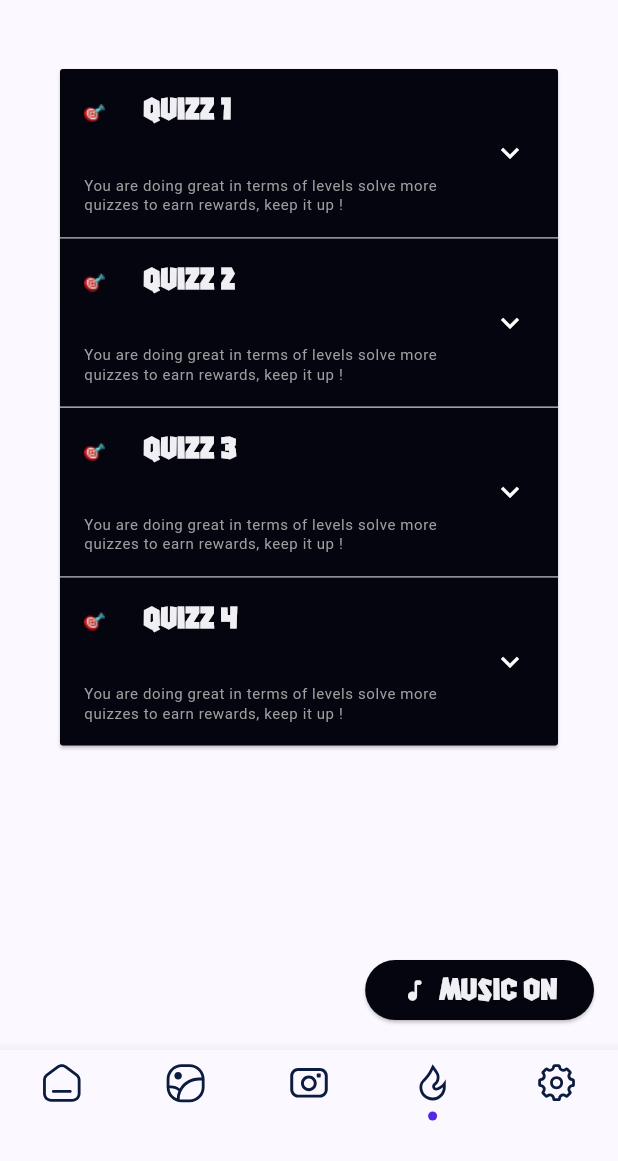
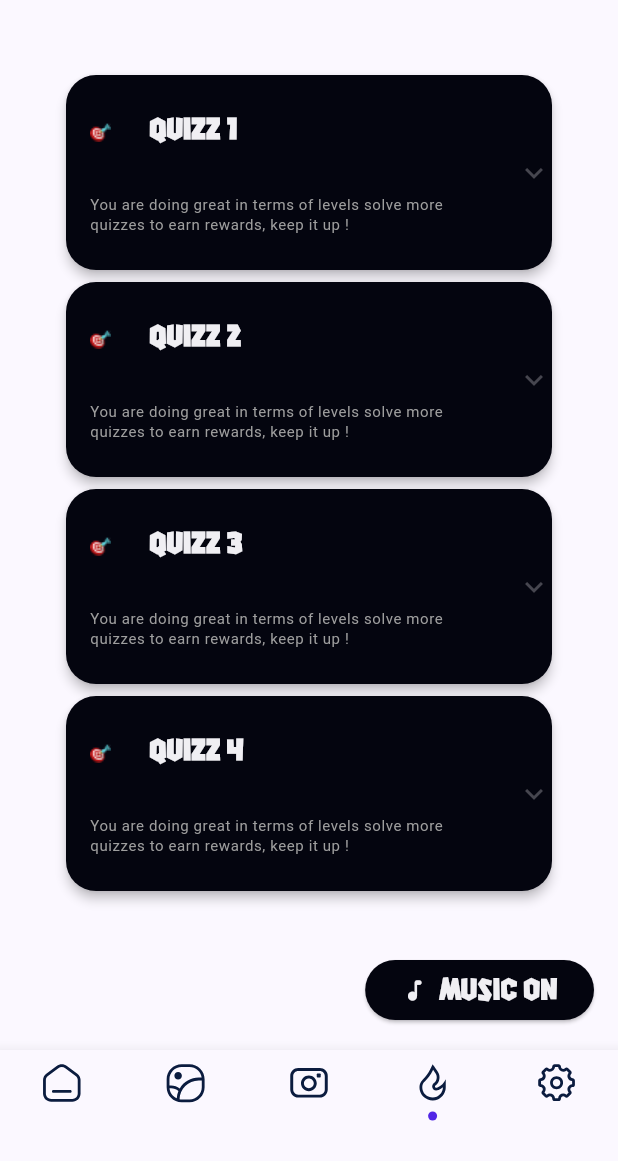
Before and after one commit to fatimaBenazzou/bastion23, a Flutter app: the screen it shows after launch, item 4 of the bottom bar chosen, on a phone screen of 412 x 824 dp, the part 75-1236 px from its top. Run offline on Flutter 3.47's test engine with Material 3 defaults, Android fonts, the phone set to English and light mode, and no system bars; our stand-ins replace assets_audio_player, camera, flutter_svg, gallery_saver, permission_handler; missing offline and left inert: qr_code_scanner; Roboto replaces fonts that are missing (Poppins).

Commit message:
quizzes ui

```diff
--- a/lib/Screens/quizzes_screen.dart
+++ b/lib/Screens/quizzes_screen.dart
@@ -17,21 +17,20 @@ class _QuizzesScreenState extends State<QuizzesScreen> {
   Widget build(BuildContext context) {
     return Container(
       margin: const EdgeInsets.all(40),
-      child: SingleChildScrollView(
-        child: Container(
-          decoration: BoxDecoration(
-            borderRadius: BorderRadius.circular(30),
+      child: ListView(
+        children: questions
+            .map((QuizQuestion qst) => Card(
+
+                  color: ThemeConfig.primaryColor,
+                  shape: RoundedRectangleBorder(
+                    borderRadius: BorderRadius.circular(20),
                   ),
-          child: ExpansionPanelList.radio(
-            elevation: 1,
-            expandIconColor: Colors.white,
-            expandedHeaderPadding: const EdgeInsets.all(0),
-            children: questions.map((QuizQuestion qst) {
-              return ExpansionPanelRadio(
-                backgroundColor: ThemeConfig.primaryColor,
-                value: qst.id,
-                headerBuilder: (BuildContext context, bool isExpanded) {
-                  return Column(
+                  elevation: 3,
+                  // margin: const EdgeInsets.only(bottom: 20),
+                  child: ExpansionTile(
+                    iconColor: ThemeConfig.buttonColor,
+                    tilePadding: const EdgeInsets.all(0),
+                    title: Column(
                       children: [
                         ListTile(
                           leading: Image.asset('assets/images/quizz.png'),
@@ -53,28 +52,32 @@ class _QuizzesScreenState extends State<QuizzesScreen> {
                           ),
                         ),
                       ],
-                  );
-                },
-                body: Container(
-                  decoration: const BoxDecoration(
-                    borderRadius: BorderRadius.only(
-                        bottomLeft: Radius.circular(30),
-                        bottomRight: Radius.circular(30)),
-                    color: ThemeConfig.backgroundColor,
                     ),
-                  padding:
-                      const EdgeInsets.symmetric(horizontal: 24, vertical: 16),
+                    children: [
+                      Container(
+                        decoration: BoxDecoration(
+                          borderRadius: BorderRadius.only(bottomRight: Radius.circular(20), bottomLeft: Radius.circular(20)),
+                          color: ThemeConfig.backgroundColor
+                        ),
+                        child: Padding(
+                          padding: const EdgeInsets.all(16.0),
                           child: Column(
                             crossAxisAlignment: CrossAxisAlignment.start,
                             children: [
                               Text(
                                 qst.title,
+                                style: const TextStyle(
+                                  fontWeight: FontWeight.bold,
+                                  fontSize: 18,
                                 ),
+                              ),
+                              const SizedBox(height: 10),
                               Text(
                                 qst.question,
+                                style: const TextStyle(fontSize: 16),
                               ),
-                      const SizedBox(height: 30),
-                      ...qst.shuffledAnswers.map((answer) {
+                              const SizedBox(height: 20),
+                              ...qst.answers.map((answer) {
                                 return SizedBox(
                                   width: double.infinity,
                                   child: ElevatedButton(
@@ -95,11 +98,83 @@ class _QuizzesScreenState extends State<QuizzesScreen> {
                             ],
                           ),
                         ),
-              );
-            }).toList(),
                       ),
+                    ],
                   ),
+                ))
+            .toList(),
       ),
     );
   }
 }
+//  ...questions.map((QuizQuestion qst) =>
+//                  ExpansionPanelRadio(
+//                   backgroundColor: ThemeConfig.primaryColor,
+//                   value: qst.id,
+//                   headerBuilder: (BuildContext context, bool isExpanded) {
+//                     return Column(
+//                       children: [
+//                         ListTile(
+//                                                     leading: Image.asset('assets/images/quizz.png'),
+//                           title: Text(
+//                             'Quizz ${qst.id}',
+//                             style: ThemeConfig.caption.copyWith(
+//                               color: ThemeConfig.buttonColor,
+//                             ),
+//                           ),
+//                         ),
+//                         ListTile(
+//                           title: Text(
+//                             'You are doing great in terms of levels solve more quizzes to earn rewards, keep it up !',
+//                             style:
+//                                 Theme.of(context).textTheme.bodySmall!.copyWith(
+//                                       color: Colors.grey,
+//                                       fontSize: 10,
+//                                     ),
+//                           ),
+//                         ),
+//                       ],
+//                     );
+//                   },
+//                   body: Container(
+//                     decoration: const BoxDecoration(
+//                       borderRadius: BorderRadius.only(
+//                           bottomLeft: Radius.circular(30),
+//                           bottomRight: Radius.circular(30)),
+//                       color: ThemeConfig.backgroundColor,
+//                     ),
+//                     padding:
+//                         const EdgeInsets.symmetric(horizontal: 24, vertical: 16),
+//                     child: Column(
+//                       crossAxisAlignment: CrossAxisAlignment.start,
+//                       children: [
+//                         Text(
+//                           qst.title,
+//                         ),
+//                         Text(
+//                           qst.question,
+//                         ),
+//                         const SizedBox(height: 30),
+//                         ...qst.shuffledAnswers.map((answer) {
+//                           return SizedBox(
+//                             width: double.infinity,
+//                             child: ElevatedButton(
+//                               style: TextButton.styleFrom(
+//                                 shape: RoundedRectangleBorder(
+//                                   borderRadius: BorderRadius.circular(24),
+//                                 ),
+//                               ),
+//                               child: Text(
+//                                 answer,
+//                                 style: ThemeConfig.squirkButton
+//                                     .copyWith(fontSize: 12),
+//                               ),
+//                               onPressed: () {},
+//                             ),
+//                           );
+//                         }),
+//                       ],
+//                     ),
+//                   ),
+//                 );
+//               ).toList(),
```
Lines whose indentation alone changed are shown as unchanged.
